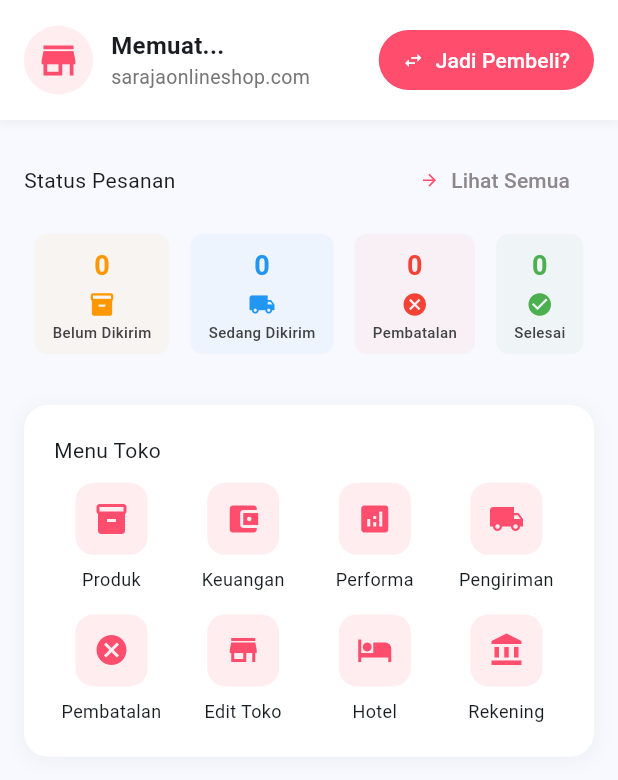
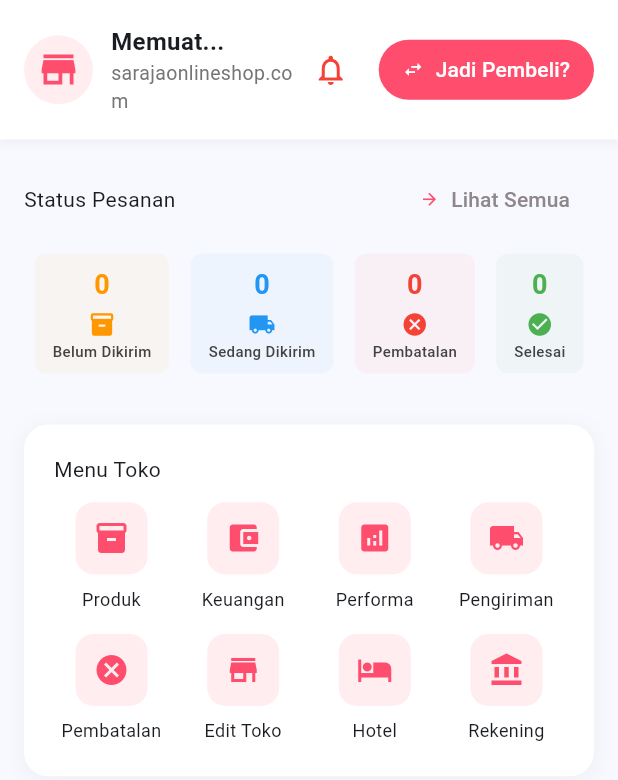
Before and after one commit to andhikafajarprayoga/ecommerce_kumbly, a Flutter app: the _HomeMenu screen opened directly, on a phone screen of 412 x 824 dp. Shown: the top 780 px of the screen. Run offline on Flutter 3.47's test engine with Material 3 defaults, Android fonts, the light colour scheme and no system bars; our stand-ins replace carousel_slider, flutter_local_notifications, flutter_map, geocoding, geolocator, get and 8 more; missing offline and left inert: workmanager; accounts and stored records are empty.

Commit message:
Add unread notification badge to buyer home screen
- Implement StreamBuilder to fetch unread notifications for the current user
- Add dynamic badge displaying the number of unread notifications
- Update notification icon button to navigate to NotificationScreen
- Include conditional rendering for the badge based on unread count

```diff
--- a/lib/pages/merchant/home_screen.dart
+++ b/lib/pages/merchant/home_screen.dart
@@ -17,6 +17,7 @@ import 'package:kumbly_ecommerce/pages/merchant/order/cancellation_requests_scre
 import 'package:kumbly_ecommerce/pages/merchant/profile/edit_store_screen.dart';
 import 'package:kumbly_ecommerce/pages/merchant/hotel/hotel_management_screen.dart';
 import 'package:kumbly_ecommerce/pages/merchant/hotel/hotel_bookings_screen.dart';
+import 'package:kumbly_ecommerce/pages/merchant/notification/notification_seller_screen.dart';
 
 class MerchantHomeScreen extends StatefulWidget {
   final String sellerId;
@@ -297,6 +298,62 @@ class _HomeMenuState extends State<_HomeMenu> {
                         ],
                       ),
                     ),
+                    Stack(
+                      children: [
+                        IconButton(
+                          icon: Icon(
+                            Icons.notifications_outlined,
+                            color: Colors.red,
+                            size: 24,
+                          ),
+                          onPressed: () =>
+                              Get.to(() => NotificationSellerScreen()),
+                        ),
+                        StreamBuilder<List<Map<String, dynamic>>>(
+                          stream: supabase
+                              .from('notifikasi_seller')
+                              .select()
+                              .eq('merchant_id',
+                                  supabase.auth.currentUser?.id ?? '')
+                              .eq('is_read', false)
+                              .order('created_at', ascending: false)
+                              .asStream(),
+                          builder: (context, snapshot) {
+                            final unreadCount =
+                                (snapshot.data as List?)?.length ?? 0;
+                            if (unreadCount == 0) return SizedBox();
+
+                            return Positioned(
+                              right: 8,
+                              top: 8,
+                              child: Container(
+                                padding: EdgeInsets.all(4),
+                                decoration: BoxDecoration(
+                                  color: Colors.red,
+                                  shape: BoxShape.circle,
+                                  border: Border.all(
+                                      color: Colors.white, width: 1.5),
+                                ),
+                                constraints: BoxConstraints(
+                                  minWidth: 16,
+                                  minHeight: 16,
+                                ),
+                                child: Text(
+                                  '$unreadCount',
+                                  style: TextStyle(
+                                    color: Colors.white,
+                                    fontSize: 10,
+                                    fontWeight: FontWeight.bold,
+                                  ),
+                                  textAlign: TextAlign.center,
+                                ),
+                              ),
+                            );
+                          },
+                        ),
+                      ],
+                    ),
+                    SizedBox(width: 8),
                     ElevatedButton.icon(
                       icon: const Icon(Icons.swap_horiz,
                           size: 14, color: Colors.white),
```
Also changed, not shown: lib/pages/buyer/home_screen.dart (+50 -4 lines), lib/pages/buyer/notification/notification_screen.dart (added, +188 -0 lines), lib/pages/merchant/notification/notification_seller_screen.dart (added, +152 -0 lines).
